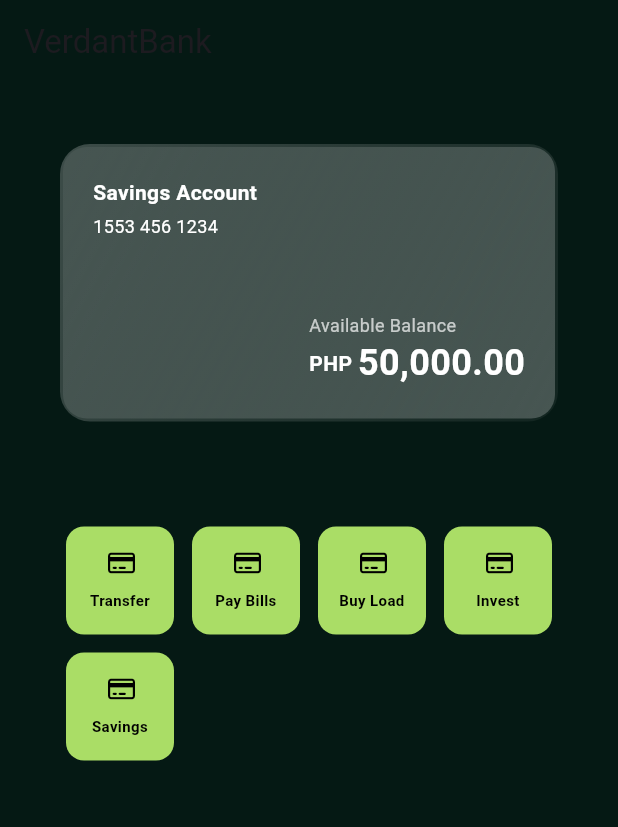
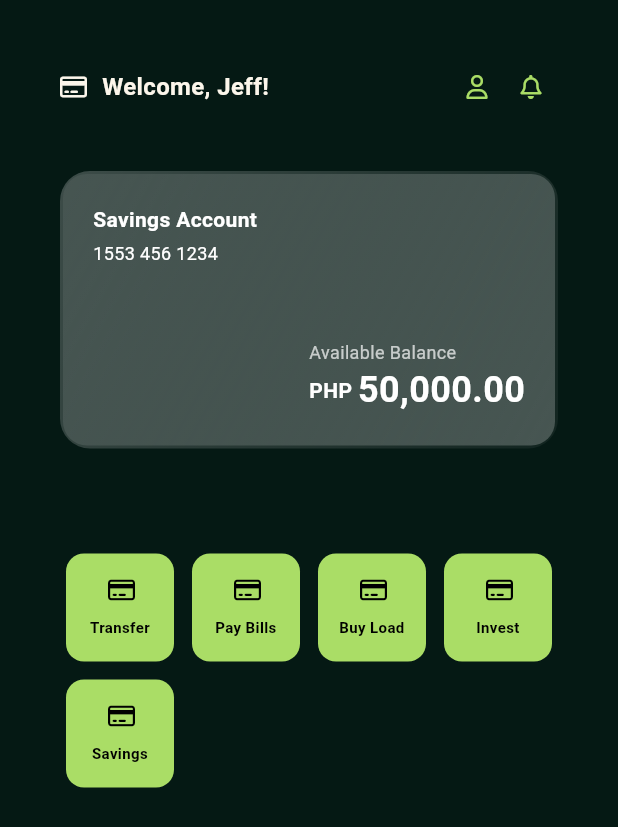
Before and after one commit to jeruzelcarpio/verdant-bank, a Flutter app: the screen it shows after launch, on a phone screen of 412 x 824 dp. Shown: the top 827 px of the screen. Run offline on Flutter 3.47's test engine with Material 3 defaults, Android fonts, the phone set to English and light mode, and no system bars; our stand-ins replace font_awesome_flutter.

```diff
--- a/lib/account.dart
+++ b/lib/account.dart
@@ -3,11 +3,13 @@
     String accLastName;
     String accNumber;
     double accBalance;
+    String accPhoneNum;
 
     Account({
         required this.accFirstName,
         required this.accLastName,
         required this.accNumber,
         required this.accBalance,
+        required this.accPhoneNum
     });
 }
--- a/lib/main.dart
+++ b/lib/main.dart
@@ -16,6 +16,7 @@
   accLastName: "Mendez",
   accNumber: "1553 456 1234",
   accBalance: 50000.00,
+  accPhoneNum: "09458746633"
 );
 
 void main() {
@@ -107,15 +108,60 @@
   Widget build(BuildContext context) {
     return Scaffold(
       backgroundColor: AppColors.darkGreen,
-      appBar: AppBar(
-        title: Text('VerdantBank'),
-        backgroundColor: AppColors.darkGreen,
-      ),
-      body: Padding(
+      body:
+      Padding(
         padding: const EdgeInsets.all(40.0),
         child: Column(
           mainAxisAlignment: MainAxisAlignment.start,
           children: [
+            Row(
+              crossAxisAlignment: CrossAxisAlignment.center,
+              mainAxisAlignment: MainAxisAlignment.spaceBetween,
+              children: [
+                Row(
+                  children: [
+                    Icon(
+                      FontAwesomeIcons.creditCard,
+                      size: 16,
+                      color: AppColors.milk,
+                    ),
+                    SizedBox(width: 12,),
+                    Text(
+                      "Welcome, ${userAccount.accFirstName}!",
+                      style: TextStyle(
+                        fontSize: 16,
+                        color: AppColors.milk,
+                        fontWeight: FontWeight.w700,
+                      ),
+                    ),
+                  ],
+                ),
+
+                Row(
+                  children: [
+                    Padding(padding: EdgeInsets.all(10),
+                    child:
+                      Icon(
+                        FontAwesomeIcons.user,
+                        size: 16,
+                        color: AppColors.lighterGreen,
+                      ),
+                    ),
+                    Padding(padding: EdgeInsets.all(10),
+                      child:
+                      Icon(
+                        FontAwesomeIcons.bell,
+                        size: 16,
+                        color: AppColors.lighterGreen,
+                      ),
+                    ),
+
+                  ],
+                ),
+              ],
+            ),
+            SizedBox(height: 38,),
+
             CardIcon(
               savingAccountNum: userAccount.accNumber,
               accountBalance: userAccount.accBalance,
```
Also changed, not shown: lib/components/authentication_otp.dart (added, +193 -0 lines), lib/components/transaction_receipt.dart (+19 -8 lines), lib/transfer.dart (+51 -2 lines).
